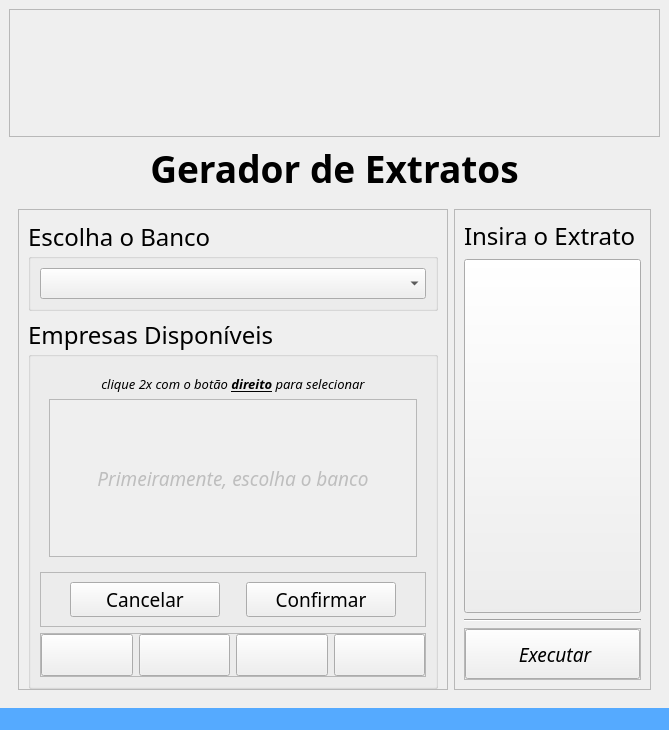
Before: the Qt Designer form code/src/ui/window_extratos.ui in DeltaPrice-Pedro/Extrato_Auto, drawn with Qt 5.
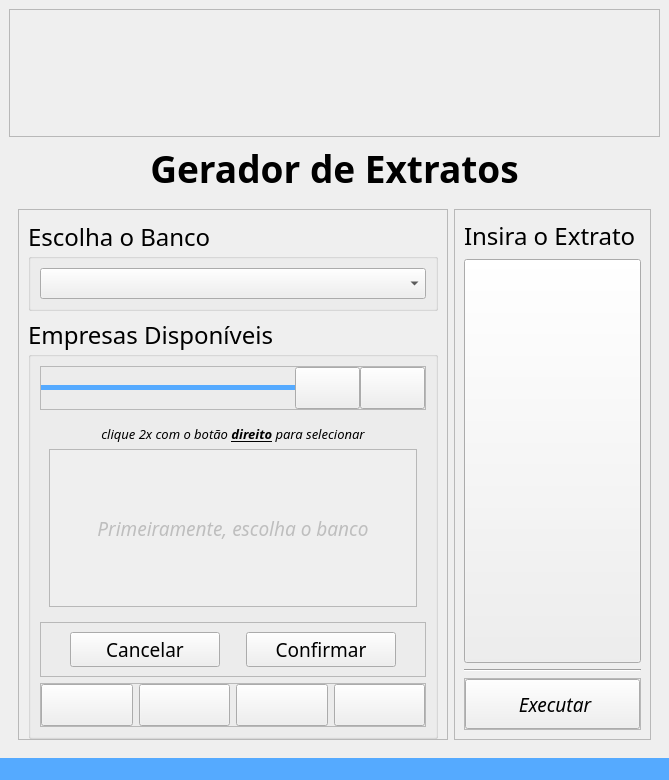
After: the same form once the commit is applied. Icons and pictures are not drawn.

Patch:
```diff
--- a/code/src/ui/window_extratos.ui
+++ b/code/src/ui/window_extratos.ui
@@ -7,7 +7,7 @@
     <x>0</x>
     <y>0</y>
     <width>667</width>
-    <height>651</height>
+    <height>683</height>
    </rect>
   </property>
   <property name="windowTitle">
@@ -180,6 +180,90 @@
                 <string>Empresas Disponíveis</string>
                </property>
                <layout class="QVBoxLayout" name="verticalLayout_5">
+                <item>
+                 <widget class="QFrame" name="frame_5">
+                  <property name="layoutDirection">
+                   <enum>Qt::LayoutDirection::LeftToRight</enum>
+                  </property>
+                  <property name="frameShape">
+                   <enum>QFrame::Shape::StyledPanel</enum>
+                  </property>
+                  <property name="frameShadow">
+                   <enum>QFrame::Shadow::Raised</enum>
+                  </property>
+                  <layout class="QHBoxLayout" name="horizontalLayout_4">
+                   <property name="spacing">
+                    <number>0</number>
+                   </property>
+                   <property name="leftMargin">
+                    <number>0</number>
+                   </property>
+                   <property name="topMargin">
+                    <number>0</number>
+                   </property>
+                   <property name="rightMargin">
+                    <number>0</number>
+                   </property>
+                   <property name="bottomMargin">
+                    <number>0</number>
+                   </property>
+                   <item>
+                    <widget class="Line" name="line_2">
+                     <property name="minimumSize">
+                      <size>
+                       <width>0</width>
+                       <height>5</height>
+                      </size>
+                     </property>
+                     <property name="styleSheet">
+                      <string notr="true">background-color: rgb(85, 170, 255);</string>
+                     </property>
+                     <property name="frameShadow">
+                      <enum>QFrame::Shadow::Plain</enum>
+                     </property>
+                     <property name="lineWidth">
+                      <number>-1</number>
+                     </property>
+                     <property name="orientation">
+                      <enum>Qt::Orientation::Horizontal</enum>
+                     </property>
+                    </widget>
+                   </item>
+                   <item>
+                    <widget class="QPushButton" name="pushButton_clear">
+                     <property name="sizePolicy">
+                      <sizepolicy hsizetype="Maximum" vsizetype="Fixed">
+                       <horstretch>0</horstretch>
+                       <verstretch>0</verstretch>
+                      </sizepolicy>
+                     </property>
+                     <property name="text">
+                      <string/>
+                     </property>
+                     <property name="icon">
+                      <iconset theme="QIcon::ThemeIcon::EditClear"/>
+                     </property>
+                    </widget>
+                   </item>
+                   <item>
+                    <widget class="QPushButton" name="pushButton_reload">
+                     <property name="sizePolicy">
+                      <sizepolicy hsizetype="Maximum" vsizetype="Fixed">
+                       <horstretch>0</horstretch>
+                       <verstretch>0</verstretch>
+                      </sizepolicy>
+                     </property>
+                     <property name="text">
+                      <string/>
+                     </property>
+                     <property name="icon">
+                      <iconset theme="QIcon::ThemeIcon::SyncSynchronizing"/>
+                     </property>
+                    </widget>
+                   </item>
+                  </layout>
+                 </widget>
+                </item>
                 <item>
                  <widget class="QStackedWidget" name="stackedWidget_companie">
                   <property name="sizePolicy">
```
Left out of the diff: 6 changed lines with no effect on the pictures.
